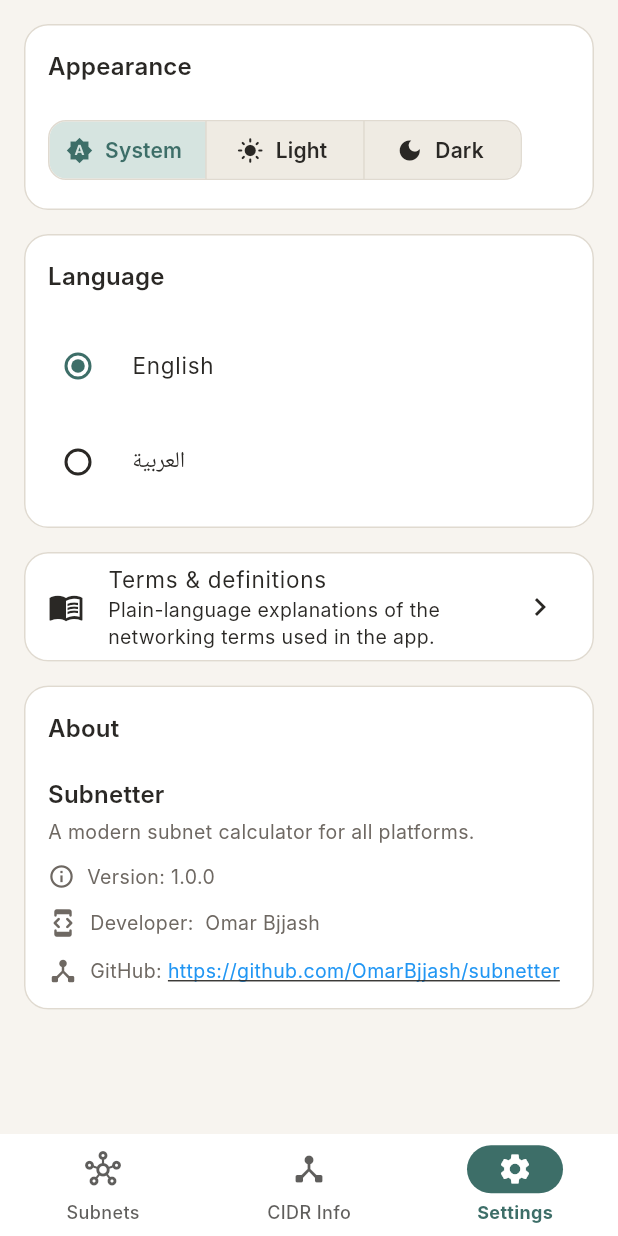
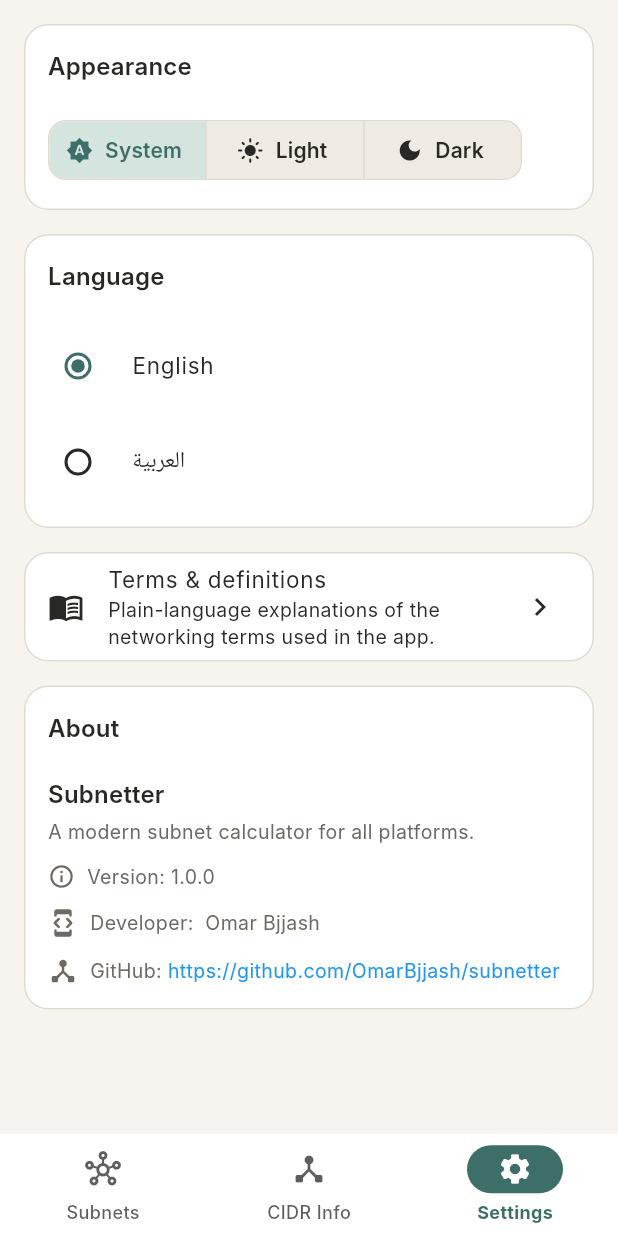
Before and after one commit to OmarBjjash/subnetter, a Flutter app: the screen it shows after launch, item 3 of the bottom bar chosen, on a phone screen of 412 x 824 dp. Run offline on Flutter 3.47's test engine with Material 3 defaults, Android fonts, the phone set to English and light mode, and no system bars; our stand-ins replace dropdown_button2, equatable, flutter_bloc, flutter_native_splash, get_it, package_info_plus and 1 more; Roboto replaces fonts that are missing (Inter).

Commit message:
fix underlined line in settings screen

```diff
--- a/lib/features/settings/presentation/pages/settings_page.dart
+++ b/lib/features/settings/presentation/pages/settings_page.dart
@@ -185,10 +185,7 @@
                   behavior: HitTestBehavior.translucent,
                   child: Text(
                     'https://github.com/OmarBjjash/subnetter',
-                    style: const TextStyle(
-                      color: Colors.blue,
-                      decoration: TextDecoration.underline,
-                    ),
+                    style: const TextStyle(color: Colors.blue),
                   ),
                 ),
               ],
```
